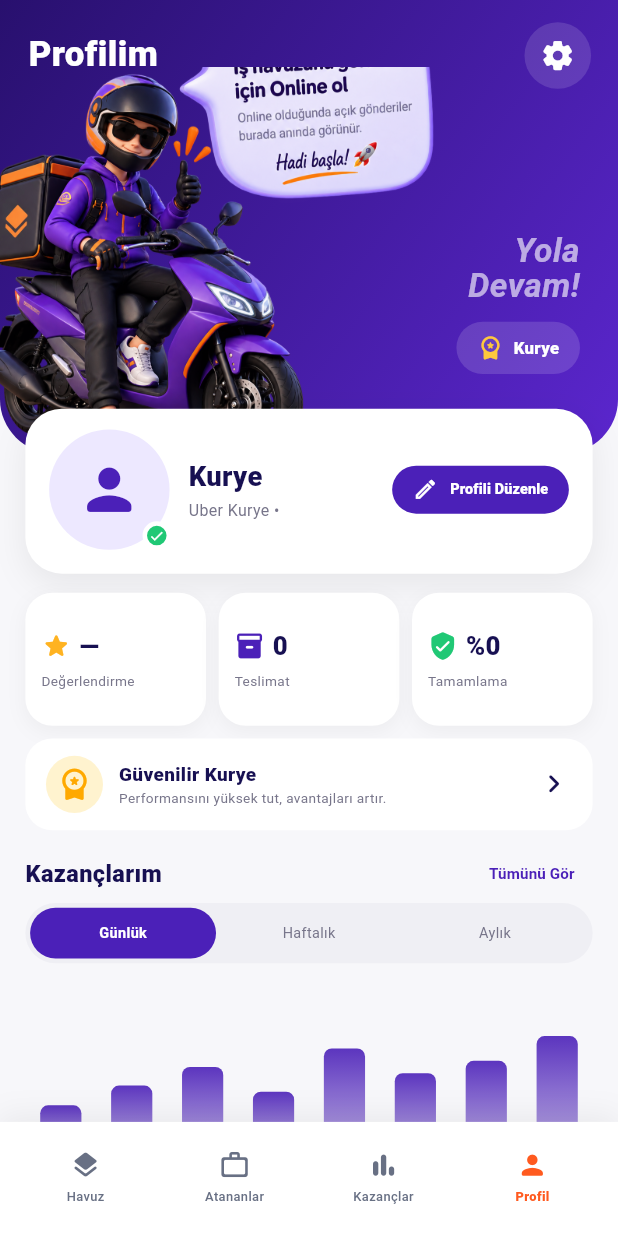
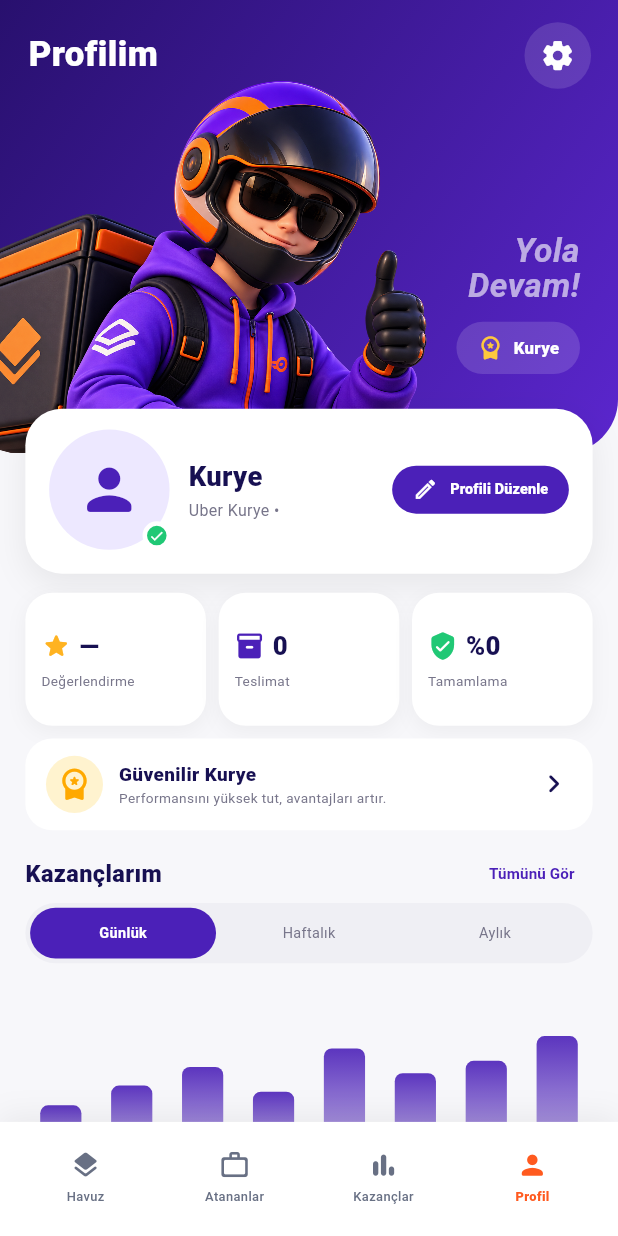
Before and after one commit to Queensho/kurye, a Flutter app: the CourierProfilePage screen opened directly, on a phone screen of 412 x 824 dp. Run offline on Flutter 3.47's test engine with Material 3 defaults, Android fonts, the phone set to English and light mode, and no system bars; our stand-ins replace flutter_map, geolocator, image_picker, latlong2, supabase_flutter; accounts and stored records are empty; network calls fail.

Commit message:
Use Profil3d in courier profile hero

```diff
--- a/lib/courier_profile_page.dart
+++ b/lib/courier_profile_page.dart
@@ -141,7 +141,7 @@ class _CourierProfilePageState extends State<CourierProfilePage> {
         height: 286 * s,
         child: Stack(fit: StackFit.expand, children: [
           Container(decoration: const BoxDecoration(gradient: LinearGradient(begin: Alignment.topLeft, end: Alignment.bottomRight, colors: [deepPurple, Color(0xFF5B26CE)]), borderRadius: BorderRadius.only(bottomLeft: Radius.circular(36), bottomRight: Radius.circular(36)))),
-          Positioned(left: -22 * s, bottom: -16 * s, width: 300 * s, height: 260 * s, child: Image.asset('assets/images/Ofline.png', fit: BoxFit.cover, alignment: Alignment.bottomLeft)),
+          Positioned(left: -22 * s, bottom: -16 * s, width: 300 * s, height: 260 * s, child: Image.asset('assets/images/Profil3d.png', fit: BoxFit.contain, alignment: Alignment.bottomLeft, filterQuality: FilterQuality.high)),
           Positioned(left: 18 * s, top: 18 * s, child: Text('Profilim', style: TextStyle(color: Colors.white, fontSize: 23 * s, fontWeight: FontWeight.w900))),
           Positioned(right: 17 * s, top: 14 * s, child: Material(color: Colors.white.withValues(alpha: .13), shape: const CircleBorder(), child: InkWell(onTap: _openEdit, customBorder: const CircleBorder(), child: SizedBox(width: 42 * s, height: 42 * s, child: Icon(Icons.settings_rounded, color: Colors.white, size: 22 * s))))),
           Positioned(right: 24 * s, bottom: 50 * s, child: Column(crossAxisAlignment: CrossAxisAlignment.end, children: [
```
